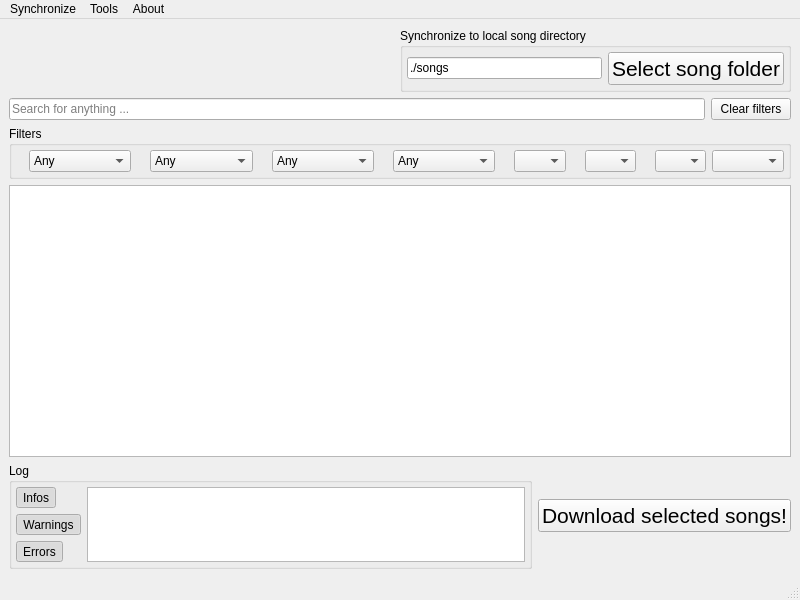
Before: the Qt Designer form src/usdb_syncer/gui/forms/MainWindow.ui in BWagener/usdb_syncer, drawn with Qt 5.
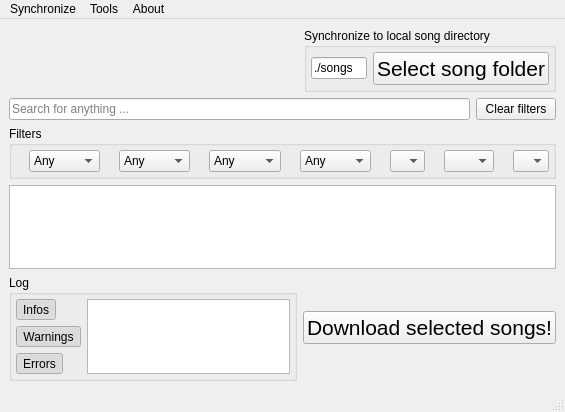
After: the same form once the commit is applied. Icons and pictures are not drawn.

Commit message: test table column width adjustments

```diff
--- a/src/usdb_syncer/gui/forms/MainWindow.ui
+++ b/src/usdb_syncer/gui/forms/MainWindow.ui
@@ -6,8 +6,8 @@
    <rect>
     <x>0</x>
     <y>0</y>
-    <width>800</width>
-    <height>600</height>
+    <width>565</width>
+    <height>412</height>
    </rect>
   </property>
   <property name="windowTitle">
@@ -278,7 +278,7 @@
          </property>
          <property name="minimumSize">
           <size>
-           <width>50</width>
+           <width>30</width>
            <height>0</height>
           </size>
          </property>
@@ -321,7 +321,7 @@
          </property>
          <property name="minimumSize">
           <size>
-           <width>50</width>
+           <width>30</width>
            <height>0</height>
           </size>
          </property>
@@ -391,29 +391,7 @@
          </property>
          <property name="minimumSize">
           <size>
-           <width>50</width>
-           <height>0</height>
-          </size>
-         </property>
-         <property name="maximumSize">
-          <size>
-           <width>16777215</width>
-           <height>16777215</height>
-          </size>
-         </property>
-        </widget>
-       </item>
-       <item>
-        <widget class="QComboBox" name="comboBox_sync_status">
-         <property name="sizePolicy">
-          <sizepolicy hsizetype="Minimum" vsizetype="Fixed">
-           <horstretch>0</horstretch>
-           <verstretch>0</verstretch>
-          </sizepolicy>
-         </property>
-         <property name="minimumSize">
-          <size>
-           <width>50</width>
+           <width>30</width>
            <height>0</height>
           </size>
          </property>
@@ -577,7 +555,7 @@
     <rect>
      <x>0</x>
      <y>0</y>
-     <width>800</width>
+     <width>565</width>
      <height>19</height>
     </rect>
    </property>
```
The commit also changes 2 other files.
